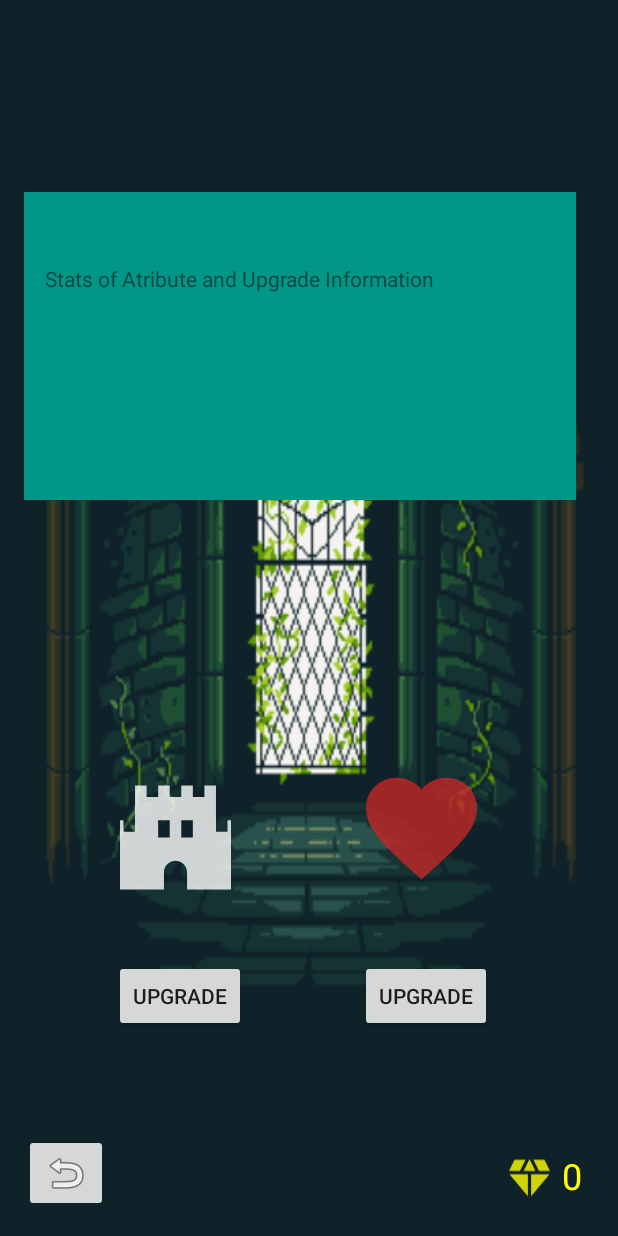
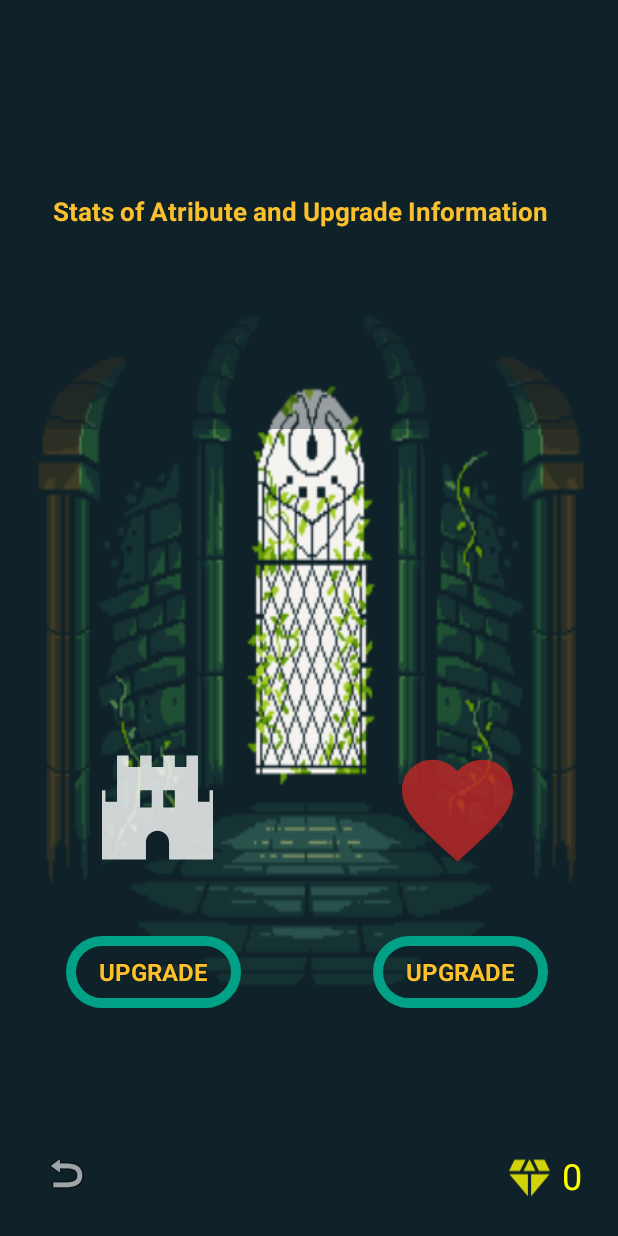
Before and after one commit to MarianThiel/TDPro, an Android app: the UpgradeAbility screen opened directly, with no data from a screen before it, on a phone screen of 412 x 824 dp. Run offline under Robolectric (Android 15) with nearby library versions, the phone set to English and light mode, and no system bars; 23 statements that could not run were skipped.

Commit message:
Design ability angepasst

```diff
--- a/app/src/main/res/layout-land/activity_upgrade_ability.xml
+++ b/app/src/main/res/layout-land/activity_upgrade_ability.xml
@@ -11,8 +11,8 @@
         android:id="@+id/imageView15"
         android:layout_width="27dp"
         android:layout_height="28dp"
-        android:layout_marginEnd="8dp"
-        android:layout_marginBottom="24dp"
+        android:layout_marginEnd="16dp"
+        android:layout_marginBottom="20dp"
         app:layout_constraintBottom_toBottomOf="parent"
         app:layout_constraintEnd_toStartOf="@+id/amountOfDiamonds3"
         app:srcCompat="@drawable/diamond" />
@@ -21,8 +21,8 @@
         android:id="@+id/amountOfDiamonds3"
         android:layout_width="wrap_content"
         android:layout_height="wrap_content"
-        android:layout_marginEnd="24dp"
-        android:layout_marginBottom="24dp"
+        android:layout_marginEnd="80dp"
+        android:layout_marginBottom="20dp"
         android:gravity="left"
         android:text="100"
         android:textColor="#FFFF00"
@@ -34,23 +34,29 @@
         android:id="@+id/ua_back"
         android:layout_width="wrap_content"
         android:layout_height="wrap_content"
-        android:layout_marginStart="16dp"
-        android:layout_marginBottom="16dp"
+        android:layout_marginStart="32dp"
+        android:backgroundTint="@color/main_color"
         app:layout_constraintBottom_toBottomOf="parent"
+        app:layout_constraintEnd_toEndOf="@+id/amountOfDiamonds3"
+        app:layout_constraintHorizontal_bias="0.0"
         app:layout_constraintStart_toStartOf="parent"
+        app:layout_constraintTop_toTopOf="parent"
+        app:layout_constraintVertical_bias="0.933"
         app:srcCompat="@android:drawable/ic_menu_revert"
         tools:ignore="SpeakableTextPresentCheck" />
 
     <TextView
         android:id="@+id/textView22"
+        style="@style/Towerupdates_Context_Font"
         android:layout_width="269dp"
         android:layout_height="198dp"
-        android:layout_marginTop="64dp"
-        android:background="#009688"
+        android:layout_marginTop="24dp"
+        android:background="@color/main_color"
         android:text="State of Attributes and Upgrade Information"
-        android:textSize="15dp"
+        android:textSize="18sp"
+        android:textStyle="bold"
         app:layout_constraintEnd_toStartOf="@+id/constraintLayout6"
-        app:layout_constraintHorizontal_bias="0.329"
+        app:layout_constraintHorizontal_bias="0.533"
         app:layout_constraintStart_toStartOf="parent"
         app:layout_constraintTop_toTopOf="parent" />
 
@@ -68,40 +74,51 @@
             android:id="@+id/imageView45"
             android:layout_width="114dp"
             android:layout_height="110dp"
-            android:layout_marginStart="56dp"
-            android:layout_marginTop="40dp"
+            app:layout_constraintBottom_toBottomOf="parent"
+            app:layout_constraintEnd_toEndOf="parent"
+            app:layout_constraintHorizontal_bias="0.321"
             app:layout_constraintStart_toStartOf="parent"
             app:layout_constraintTop_toTopOf="parent"
+            app:layout_constraintVertical_bias="0.197"
             app:srcCompat="@drawable/heart" />
 
         <ImageView
             android:id="@+id/imageView44"
             android:layout_width="114dp"
             android:layout_height="110dp"
-            android:layout_marginTop="40dp"
-            android:layout_marginEnd="44dp"
+            app:layout_constraintBottom_toBottomOf="parent"
             app:layout_constraintEnd_toEndOf="parent"
+            app:layout_constraintHorizontal_bias="0.833"
+            app:layout_constraintStart_toStartOf="parent"
             app:layout_constraintTop_toTopOf="parent"
+            app:layout_constraintVertical_bias="0.197"
             app:srcCompat="@drawable/tower_symb" />
 
         <Button
             android:id="@+id/upgradeHeart"
+            style="@style/default_button"
             android:layout_width="wrap_content"
             android:layout_height="wrap_content"
-            android:layout_marginStart="72dp"
-            android:layout_marginTop="60dp"
             android:text="Upgrade"
+            app:layout_constraintBottom_toBottomOf="parent"
+            app:layout_constraintEnd_toEndOf="parent"
+            app:layout_constraintHorizontal_bias="0.319"
             app:layout_constraintStart_toStartOf="parent"
-            app:layout_constraintTop_toBottomOf="@+id/imageView45" />
+            app:layout_constraintTop_toBottomOf="@+id/imageView45"
+            app:layout_constraintVertical_bias="0.86" />
 
         <Button
             android:id="@+id/upgradeTower"
+            style="@style/default_button"
             android:layout_width="wrap_content"
             android:layout_height="wrap_content"
             android:layout_marginTop="60dp"
-            android:layout_marginEnd="60dp"
             android:text="Upgrade"
+            app:layout_constraintBottom_toBottomOf="parent"
             app:layout_constraintEnd_toEndOf="parent"
-            app:layout_constraintTop_toBottomOf="@+id/imageView44" />
+            app:layout_constraintHorizontal_bias="0.832"
+            app:layout_constraintStart_toStartOf="parent"
+            app:layout_constraintTop_toBottomOf="@+id/imageView44"
+            app:layout_constraintVertical_bias="0.709" />
     </android.support.constraint.ConstraintLayout>
 </android.support.constraint.ConstraintLayout>
--- a/app/src/main/res/layout/activity_upgrade_ability.xml
+++ b/app/src/main/res/layout/activity_upgrade_ability.xml
@@ -13,6 +13,7 @@
         android:layout_height="wrap_content"
         android:layout_marginStart="16dp"
         android:layout_marginBottom="16dp"
+        android:backgroundTint="@color/main_color"
         app:layout_constraintBottom_toBottomOf="parent"
         app:layout_constraintStart_toStartOf="parent"
         app:srcCompat="@android:drawable/ic_menu_revert"
@@ -47,21 +48,24 @@
         android:layout_marginStart="16dp"
         android:layout_marginTop="50dp"
         android:layout_marginEnd="16dp"
-        android:background="#009688"
+        android:background="@color/main_color"
         app:layout_constraintBottom_toTopOf="@+id/constraintLayout7"
         app:layout_constraintEnd_toEndOf="parent"
-        app:layout_constraintHorizontal_bias="0.0"
+        app:layout_constraintHorizontal_bias="0.454"
         app:layout_constraintStart_toStartOf="parent"
         app:layout_constraintTop_toTopOf="parent"
-        app:layout_constraintVertical_bias="0.345">
+        app:layout_constraintVertical_bias="0.135">
 
         <TextView
             android:id="@+id/textView22"
+            style="@style/Towerupdates_Context_Font"
             android:layout_width="338dp"
             android:layout_height="67dp"
             android:layout_marginStart="16dp"
             android:layout_marginEnd="16dp"
             android:text="Stats of Atribute and Upgrade Information"
+            android:textSize="17sp"
+            android:textStyle="bold"
             app:layout_constraintBottom_toBottomOf="parent"
             app:layout_constraintEnd_toEndOf="parent"
             app:layout_constraintHorizontal_bias="1.0"
@@ -84,8 +88,8 @@
             android:id="@+id/imageView44"
             android:layout_width="74dp"
             android:layout_height="83dp"
-            android:layout_marginStart="64dp"
-            android:layout_marginTop="36dp"
+            android:layout_marginStart="52dp"
+            android:layout_marginTop="16dp"
             app:layout_constraintStart_toStartOf="parent"
             app:layout_constraintTop_toTopOf="parent"
             app:srcCompat="@drawable/tower_symb" />
@@ -94,33 +98,37 @@
             android:id="@+id/imageView45"
             android:layout_width="78dp"
             android:layout_height="74dp"
-            android:layout_marginStart="88dp"
-            android:layout_marginTop="36dp"
+            android:layout_marginStart="124dp"
+            android:layout_marginTop="24dp"
             app:layout_constraintStart_toEndOf="@+id/imageView44"
             app:layout_constraintTop_toTopOf="parent"
             app:srcCompat="@drawable/heart" />
 
         <Button
             android:id="@+id/upgradeTower"
+            style="@style/default_button"
             android:layout_width="wrap_content"
             android:layout_height="wrap_content"
-            android:layout_marginStart="60dp"
-            android:layout_marginBottom="36dp"
+            android:layout_marginStart="28dp"
+            android:layout_marginBottom="52dp"
             android:text="Upgrade"
             app:layout_constraintBottom_toBottomOf="parent"
-            app:layout_constraintStart_toStartOf="parent" />
+            app:layout_constraintStart_toStartOf="parent"
+            app:layout_constraintTop_toBottomOf="@+id/imageView44"
+            app:layout_constraintVertical_bias="1.0" />
 
         <Button
             android:id="@+id/upgradeHeart"
+            style="@style/default_button"
             android:layout_width="wrap_content"
             android:layout_height="wrap_content"
-            android:layout_marginStart="76dp"
+            android:layout_marginStart="88dp"
             android:layout_marginBottom="28dp"
             android:text="Upgrade"
             app:layout_constraintBottom_toBottomOf="parent"
             app:layout_constraintStart_toEndOf="@+id/upgradeTower"
             app:layout_constraintTop_toBottomOf="@+id/imageView45"
-            app:layout_constraintVertical_bias="0.859" />
+            app:layout_constraintVertical_bias="0.652" />
 
     </android.support.constraint.ConstraintLayout>
 
```
